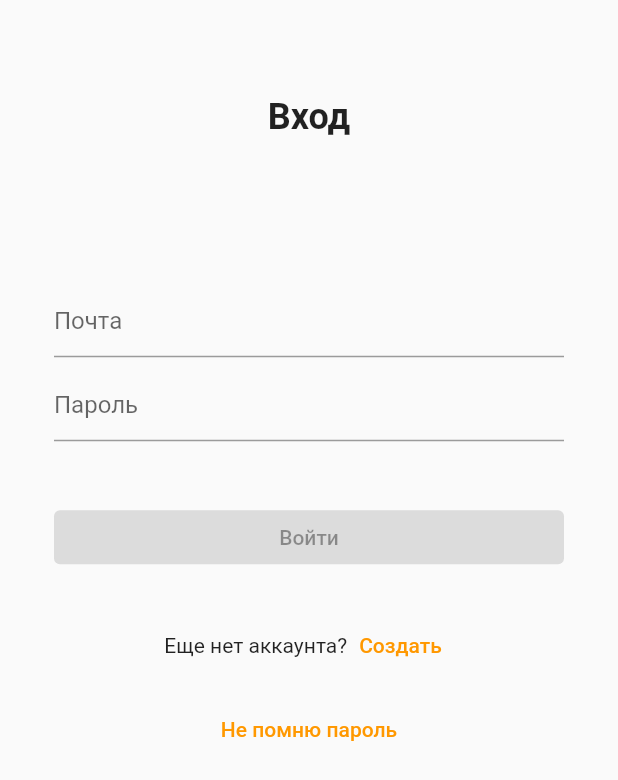
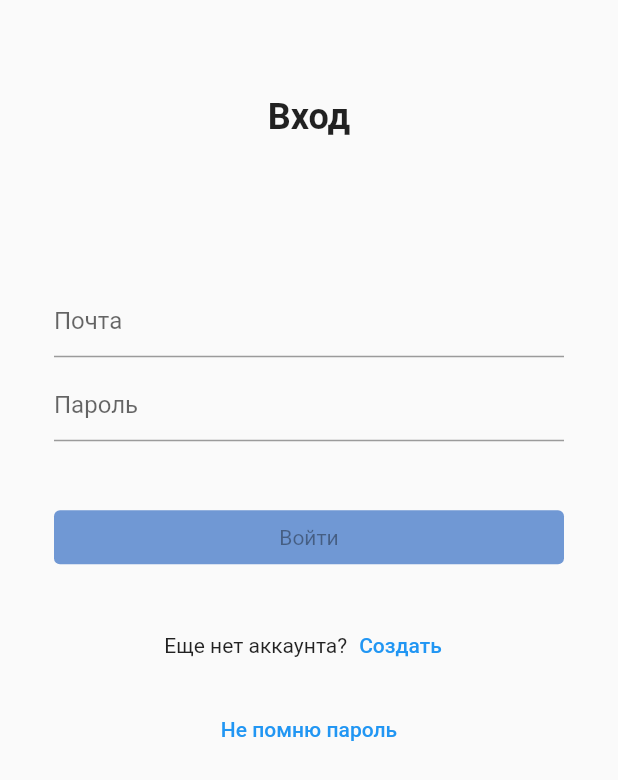
Before and after one commit to 8thgencore/gift_manager, a Flutter app: the screen it shows after launch, on a phone screen of 412 x 824 dp. Shown: the top 780 px of the screen. Run offline on Flutter 3.47's test engine with Material 2 defaults, Android fonts, the phone set to English and light mode, and no system bars; our stand-ins replace bloc, equatable, flutter_bloc.

Commit message:
Basic theming added

```diff
--- a/lib/main.dart
+++ b/lib/main.dart
@@ -1,5 +1,7 @@
 import 'package:flutter/material.dart';
 import 'package:gift_manager/presentation/login/view/login_page.dart';
+import 'package:gift_manager/presentation/theme/dark_theme.dart';
+import 'package:gift_manager/presentation/theme/light_theme.dart';
 
 void main() {
   runApp(const MyApp());
@@ -11,10 +13,8 @@ class MyApp extends StatelessWidget {
   @override
   Widget build(BuildContext context) {
     return MaterialApp(
-      title: 'Flutter Demo',
-      theme: ThemeData(
-        primarySwatch: Colors.orange,
-      ),
+      theme: lightTheme,
+      darkTheme: darkTheme,
       home: const LoginPage(),
     );
   }
--- a/lib/presentation/login/view/login_page.dart
+++ b/lib/presentation/login/view/login_page.dart
@@ -61,13 +61,15 @@ class _LoginPageWidgetState extends State<_LoginPageWidget> {
         BlocListener<LoginBloc, LoginState>(
           listener: (context, state) {
             if (state.requestError != RequestError.noError) {
-              ScaffoldMessenger.of(context).showSnackBar(SnackBar(
-                content: const Text(
-                  'Произошла ошибка',
-                  style: TextStyle(color: Colors.white),
+              ScaffoldMessenger.of(context).showSnackBar(
+                SnackBar(
+                  content: const Text(
+                    'Произошла ошибка',
+                    style: TextStyle(color: Colors.white),
+                  ),
+                  backgroundColor: Colors.red[900],
                 ),
-                backgroundColor: Colors.red[900],
-              ));
+              );
               context.read<LoginBloc>().add(const LoginRequestErrorShowed());
             }
           },
@@ -96,7 +98,7 @@ class _LoginPageWidgetState extends State<_LoginPageWidget> {
           Row(
             mainAxisSize: MainAxisSize.min,
             children: [
-              const Text("Еще нет аккаунта?"),
+              const Text('Еще нет аккаунта?'),
               TextButton(
                 onPressed: () => debugPrint('Нажали на кнопку Создать'),
                 child: const Text('Создать'),
@@ -203,6 +205,17 @@ class _LoginButton extends StatelessWidget {
                       .read<LoginBloc>()
                       .add(const LoginLoginButtonClicked())
                   : null,
+              style: ButtonStyle(
+                backgroundColor: MaterialStateProperty.resolveWith((states) {
+                  if (states.contains(MaterialState.disabled)) {
+                    return const Color(0xB3366EC4);
+                  }
+                  return const Color(0xFF2950AF);
+                }),
+                textStyle: MaterialStateProperty.all(
+                  const TextStyle(color: Colors.white),
+                ),
+              ),
               child: const Text('Войти'),
             );
           },
--- /dev/null
+++ b/lib/presentation/theme/dark_theme.dart
@@ -0,0 +1,8 @@
+import 'package:flutter/material.dart';
+import 'package:gift_manager/resources/app_colors.dart';
+
+final _base = ThemeData.dark();
+
+final darkTheme = _base.copyWith(
+  backgroundColor: AppColors.darkBlack100,
+);
--- /dev/null
+++ b/lib/presentation/theme/light_theme.dart
@@ -0,0 +1,8 @@
+import 'package:flutter/material.dart';
+import 'package:gift_manager/resources/app_colors.dart';
+
+final _base = ThemeData.light();
+
+final lightTheme = _base.copyWith(
+  backgroundColor: AppColors.lightWhite100,
+);
```
Also changed, not shown: lib/resources/app_colors.dart (added, +33 -0 lines), lib/presentation/theme/theme.dart (added).
